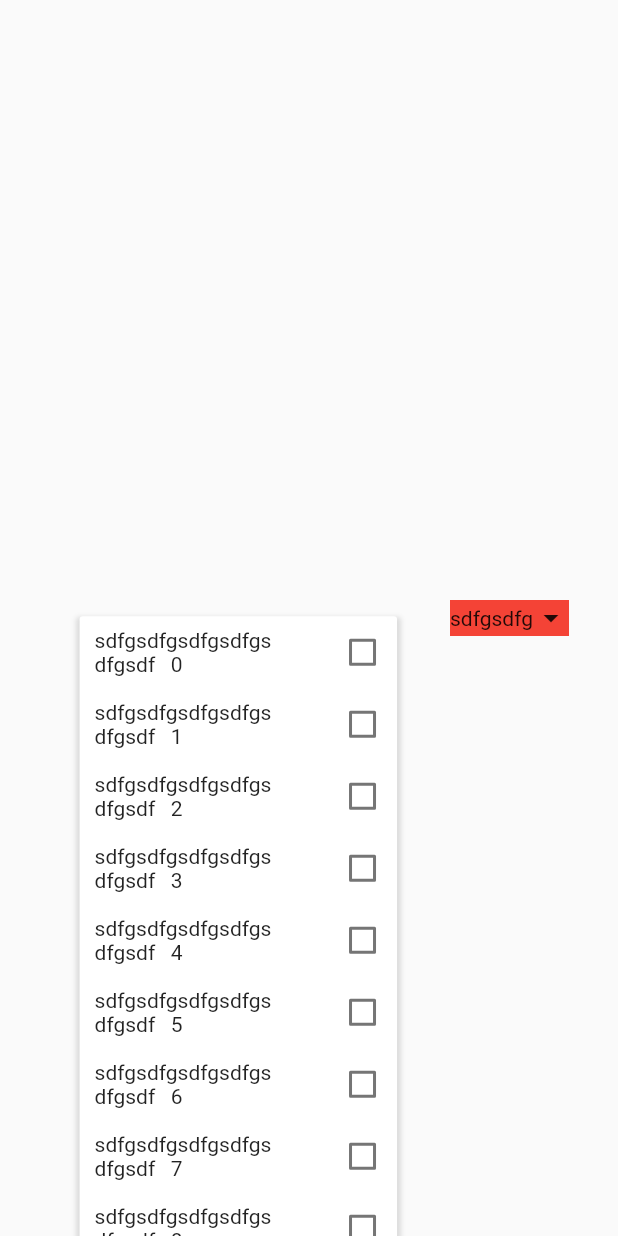
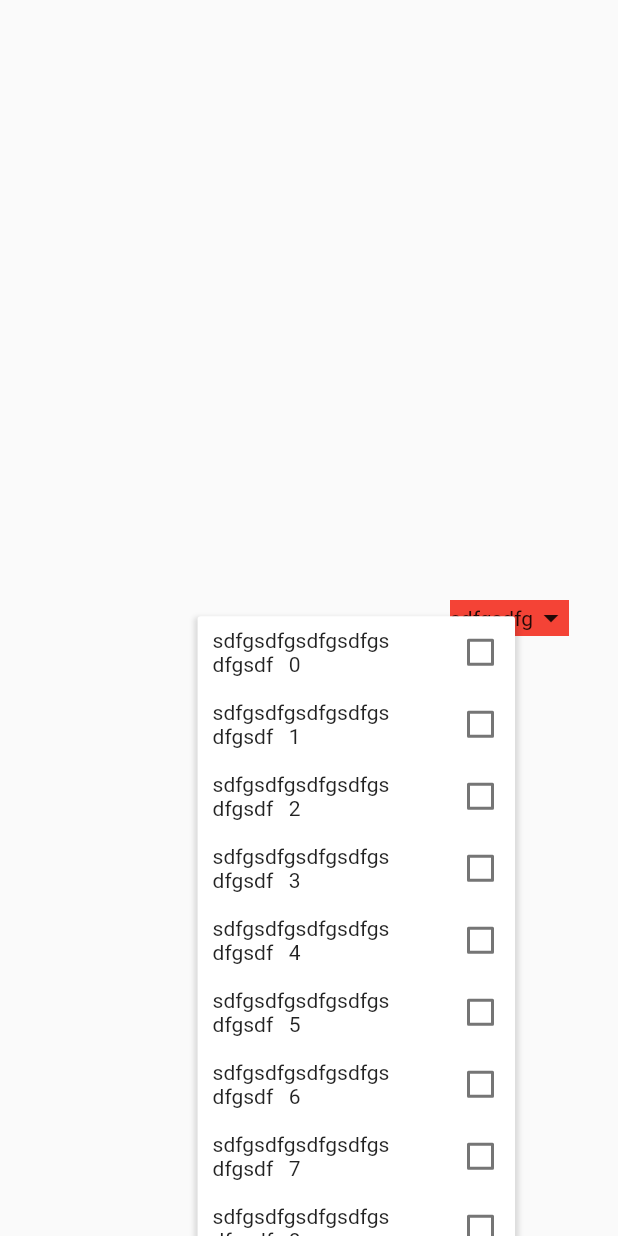
Before and after one commit to Eddie66six/g2x_popup_menu_multiselect, a Flutter app: the screen it shows after launch, after a tap on "sdfgsdfg", on a phone screen of 412 x 824 dp. Run offline on Flutter 3.47's test engine with Material 2 defaults, Android fonts, the phone set to English and light mode, and no system bars.

```diff
--- a/lib/g2x_popup_menu_multiselect.dart
+++ b/lib/g2x_popup_menu_multiselect.dart
@@ -139,6 +139,9 @@ class __G2xPopupMenuMultiSelectContainerState extends State<_G2xPopupMenuMultiSe
 
   @override
   Widget build(BuildContext context) {
+    if(widthLargerText > MediaQuery.of(context).size.width * 0.3){
+      widthLargerText = MediaQuery.of(context).size.width * 0.3;
+    }
     var right = widget.parentOffset.dx + widget.parentSize.width/2;
     var left = widget.parentOffset.dx - (widthLargerText + 5) - widget.parentSize.width/2;
     return GestureDetector(
@@ -187,9 +190,7 @@ class __G2xPopupMenuMultiSelectContainerState extends State<_G2xPopupMenuMultiSe
                                 mainAxisAlignment: MainAxisAlignment.spaceBetween,
                                 children: [
                                   Container(
-                                    width: widthLargerText > MediaQuery.of(context).size.width * 0.3 ?
-                                     MediaQuery.of(context).size.width * 0.3 :
-                                     widthLargerText,
+                                    width: widthLargerText,
                                     child: Text(newList[index].text)),
                                   SizedBox(width: 40),
                                   SizedBox(
```
